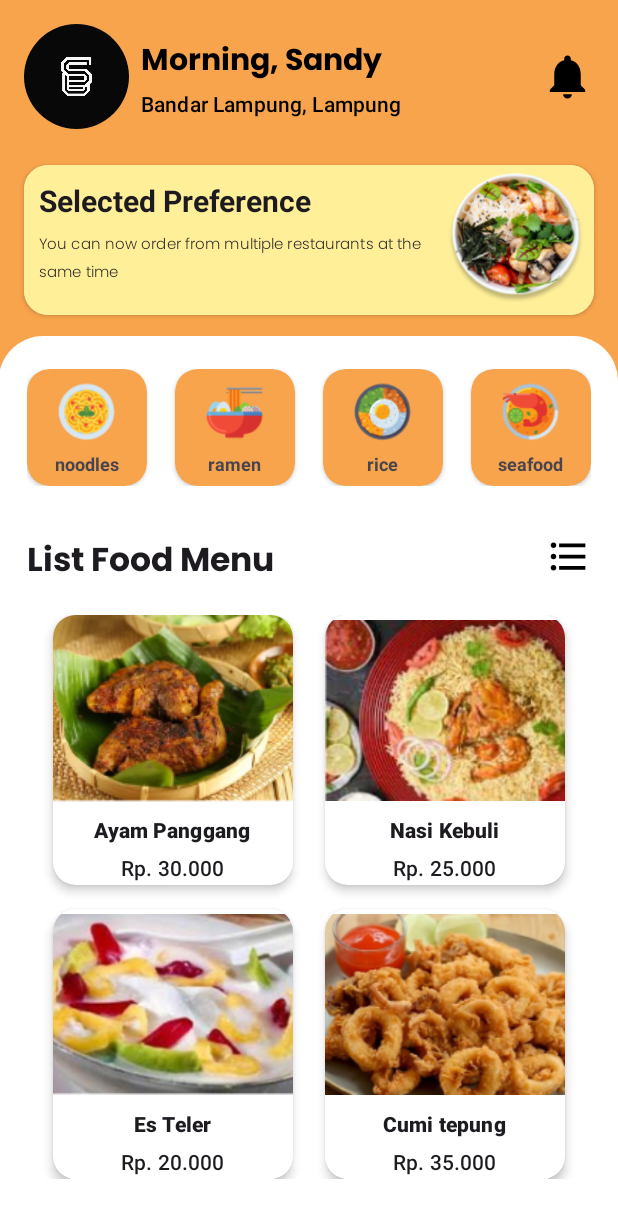
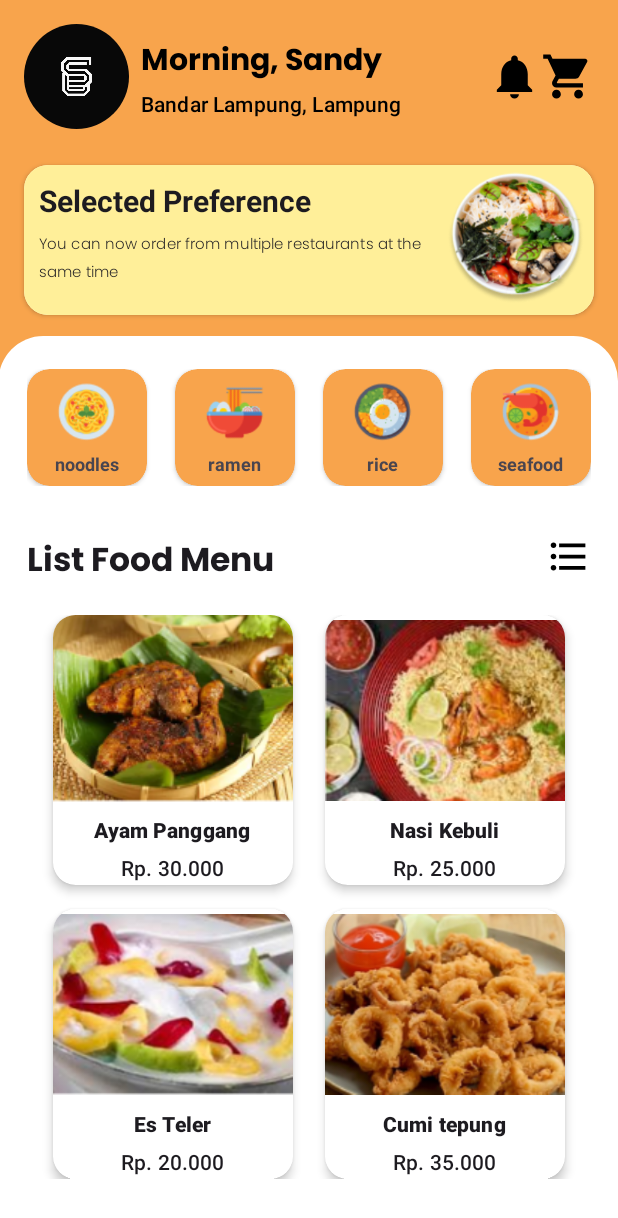
Before and after one commit to sgcrusher/ChallengeChapter2, an Android app: the screen it shows after launch (MainActivity), on a phone screen of 412 x 824 dp. Shown: the top 1218 px of the screen. Run offline under Robolectric (Android 15) with nearby library versions, the phone set to English and light mode, and no system bars; our stand-ins replace CircleImageView.

Commit message:
adding icon header

```diff
--- /dev/null
+++ b/Challenge Chapter 2/app/src/main/res/drawable/ic_shopping.xml
@@ -0,0 +1,5 @@
+<vector android:height="24dp" android:tint="#000000"
+    android:viewportHeight="24" android:viewportWidth="24"
+    android:width="24dp" xmlns:android="http://schemas.android.com/apk/res/android">
+    <path android:fillColor="@android:color/white" android:pathData="M7,18c-1.1,0 -1.99,0.9 -1.99,2S5.9,22 7,22s2,-0.9 2,-2 -0.9,-2 -2,-2zM1,2v2h2l3.6,7.59 -1.35,2.45c-0.16,0.28 -0.25,0.61 -0.25,0.96 0,1.1 0.9,2 2,2h12v-2L7.42,15c-0.14,0 -0.25,-0.11 -0.25,-0.25l0.03,-0.12 0.9,-1.63h7.45c0.75,0 1.41,-0.41 1.75,-1.03l3.58,-6.49c0.08,-0.14 0.12,-0.31 0.12,-0.48 0,-0.55 -0.45,-1 -1,-1L5.21,4l-0.94,-2L1,2zM17,18c-1.1,0 -1.99,0.9 -1.99,2s0.89,2 1.99,2 2,-0.9 2,-2 -0.9,-2 -2,-2z"/>
+</vector>
--- a/Challenge Chapter 2/app/src/main/res/layout/activity_main.xml
+++ b/Challenge Chapter 2/app/src/main/res/layout/activity_main.xml
@@ -43,16 +43,26 @@
                     android:id="@+id/iv_profile_img"
                     android:layout_width="70dp"
                     android:layout_height="70dp"
+                    android:src="@drawable/img_profile"
                     app:layout_constraintStart_toStartOf="parent"
-                app:layout_constraintTop_toTopOf="parent"
-                android:src="@drawable/img_profile" />
+                    app:layout_constraintTop_toTopOf="parent" />
+
+                <ImageView
+                    android:id="@+id/iv_icon_shop"
+                    android:layout_width="35dp"
+                    android:layout_height="35dp"
+                    android:src="@drawable/ic_shopping"
+                    app:layout_constraintBottom_toBottomOf="parent"
+                    app:layout_constraintEnd_toEndOf="parent"
+                    app:layout_constraintTop_toTopOf="parent" />
+
 
                 <ImageView
                     android:layout_width="35dp"
                     android:layout_height="35dp"
                     android:src="@drawable/ic_notifications"
                     app:layout_constraintBottom_toBottomOf="parent"
-                app:layout_constraintEnd_toEndOf="parent"
+                    app:layout_constraintEnd_toStartOf="@+id/iv_icon_shop"
                     app:layout_constraintTop_toTopOf="parent" />
 
                 <LinearLayout
@@ -69,11 +79,11 @@
                         android:id="@+id/tv_header_name"
                         android:layout_width="wrap_content"
                         android:layout_height="wrap_content"
-                    android:textSize="20sp"
+                        android:fontFamily="@font/poppins_bold"
                         android:text="@string/tv_greeting_user"
                         android:textAppearance="@style/TextAppearance.Material3.TitleLarge"
                         android:textColor="@color/black"
-                    android:fontFamily="@font/poppins_bold"
+                        android:textSize="20sp"
                         android:textStyle="bold" />
 
                     <TextView
@@ -127,19 +137,19 @@
                         <TextView
                             android:layout_width="wrap_content"
                             android:layout_height="wrap_content"
-                        android:textSize="20sp"
                             android:text="@string/tv_banner_1"
                             android:textAppearance="@style/TextAppearance.Material3.TitleLarge"
+                            android:textSize="20sp"
                             android:textStyle="bold" />
 
                         <TextView
-                        android:layout_marginTop="8dp"
                             android:layout_width="wrap_content"
                             android:layout_height="wrap_content"
+                            android:layout_marginTop="8dp"
+                            android:fontFamily="@font/poppins_light"
+                            android:text="@string/tv_banner_2"
+                            android:textAppearance="@style/TextAppearance.Material3.TitleSmall"
                             android:textSize="10sp"
-                        android:text="@string/tv_banner_2"
-                        android:fontFamily="@font/poppins_light"
-                        android:textAppearance="@style/TextAppearance.Material3.TitleSmall"
                             android:textStyle="normal" />
 
                     </LinearLayout>
@@ -193,9 +203,9 @@
                             android:layout_marginTop="6dp"
                             android:ellipsize="end"
                             android:maxLines="2"
-                        android:textSize="12sp"
                             android:text="@string/tv_category_food_1"
                             android:textAlignment="center"
+                            android:textSize="12sp"
                             android:textStyle="bold" />
 
 
@@ -227,10 +237,10 @@
                             android:layout_marginHorizontal="4dp"
                             android:layout_marginTop="6dp"
                             android:ellipsize="end"
+                            android:maxLines="2"
+                            android:text="@string/tv_category_food_2"
                             android:textAlignment="center"
-                        android:maxLines="2"
                             android:textSize="12sp"
-                        android:text="@string/tv_category_food_2"
                             android:textStyle="bold" />
 
                     </LinearLayout>
@@ -259,12 +269,12 @@
                             android:layout_width="wrap_content"
                             android:layout_height="wrap_content"
                             android:layout_marginHorizontal="4dp"
-                        android:textAlignment="center"
                             android:layout_marginTop="6dp"
                             android:ellipsize="end"
-                        android:textSize="12sp"
                             android:maxLines="2"
                             android:text="@string/tv_category_3"
+                            android:textAlignment="center"
+                            android:textSize="12sp"
                             android:textStyle="bold" />
 
 
@@ -276,7 +286,7 @@
                     android:layout_width="wrap_content"
                     android:layout_height="wrap_content"
                     app:cardBackgroundColor="@color/app_color_primary"
-                app:cardCornerRadius="15dp">
+                    app:cardCornerRadius="16dp">
 
                     <LinearLayout
                         android:layout_width="80dp"
@@ -295,10 +305,10 @@
                             android:layout_marginHorizontal="4dp"
                             android:layout_marginTop="6dp"
                             android:ellipsize="end"
+                            android:maxLines="2"
+                            android:text="@string/tv_category_4"
+                            android:textAlignment="center"
                             android:textSize="12sp"
-                        android:maxLines="2"
-                        android:textAlignment="center"
-                        android:text="@string/tv_category_4"
                             android:textStyle="bold" />
 
 
@@ -321,8 +331,8 @@
                     android:id="@+id/tv_list_menu"
                     android:layout_width="wrap_content"
                     android:layout_height="wrap_content"
+                    android:fontFamily="@font/poppins_bold"
                     android:text="@string/tv_list_menu"
-                android:fontFamily="@font/poppins_bold"
                     android:textAppearance="@style/TextAppearance.Material3.TitleLarge"
                     android:textStyle="bold"
                     app:layout_constraintStart_toStartOf="parent"
```
Lines whose indentation alone changed are shown as unchanged.
